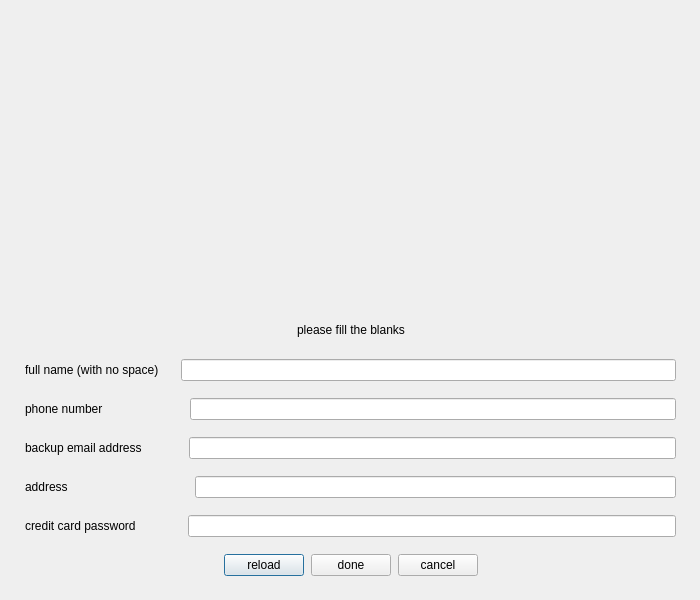
This is afbuy.ui in melika-ag8/finalfoof as Qt 5 draws it before an edit. The edited form follows.
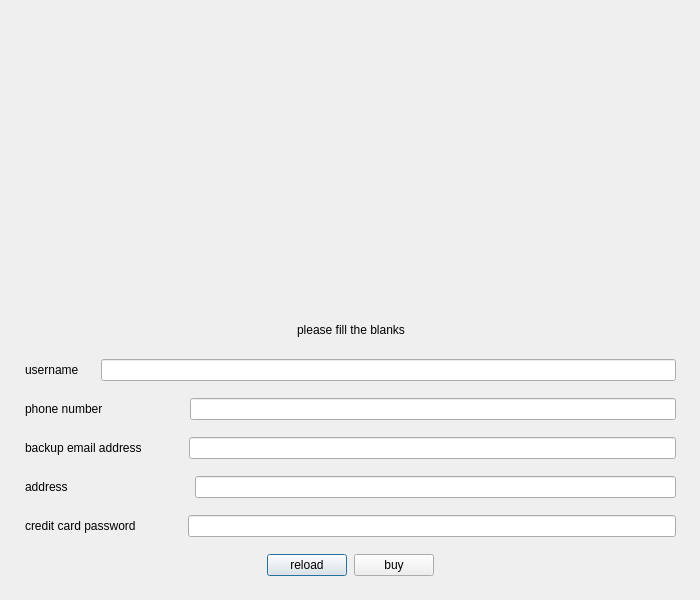
This is the edited form. Icons and pictures are not drawn.

What changed in the file:
```diff
--- a/afbuy.ui
+++ b/afbuy.ui
@@ -158,7 +158,7 @@
         <item>
          <widget class="QLabel" name="label_2">
           <property name="text">
-           <string>full name (with no space)</string>
+           <string>username</string>
           </property>
          </widget>
         </item>
@@ -388,14 +388,7 @@
         <item>
          <widget class="QPushButton" name="done">
           <property name="text">
-           <string>done</string>
-          </property>
-         </widget>
-        </item>
-        <item>
-         <widget class="QPushButton" name="cancel">
-          <property name="text">
-           <string>cancel</string>
+           <string>buy</string>
           </property>
          </widget>
         </item>
```
